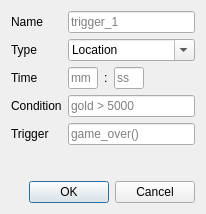
Before: the Qt Designer form MapEditor/dialogs/dgaddtrigger.ui in projectdelphai/ECS160_MapEditor, drawn with Qt 5.
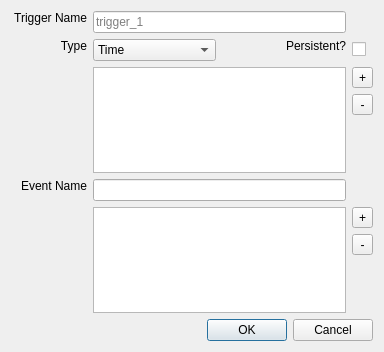
After: the same form once the commit is applied.

Patch:
```diff
--- a/MapEditor/dialogs/dgaddtrigger.ui
+++ b/MapEditor/dialogs/dgaddtrigger.ui
@@ -6,8 +6,8 @@
    <rect>
     <x>0</x>
     <y>0</y>
-    <width>206</width>
-    <height>214</height>
+    <width>384</width>
+    <height>352</height>
    </rect>
   </property>
   <property name="windowTitle">
@@ -15,15 +15,149 @@
   </property>
   <layout class="QVBoxLayout" name="verticalLayout">
    <item>
-    <layout class="QFormLayout" name="formLayout">
+    <layout class="QGridLayout" name="gridLayout">
+     <item row="1" column="0">
+      <widget class="QLabel" name="label_2">
+       <property name="text">
+        <string>Type</string>
+       </property>
+       <property name="alignment">
+        <set>Qt::AlignRight|Qt::AlignTop|Qt::AlignTrailing</set>
+       </property>
+      </widget>
+     </item>
+     <item row="1" column="2">
+      <widget class="QLabel" name="label">
+       <property name="text">
+        <string>Persistent?</string>
+       </property>
+       <property name="alignment">
+        <set>Qt::AlignRight|Qt::AlignTop|Qt::AlignTrailing</set>
+       </property>
+      </widget>
+     </item>
+     <item row="1" column="1">
+      <widget class="QComboBox" name="select_type">
+       <item>
+        <property name="text">
+         <string>Time</string>
+        </property>
+       </item>
+       <item>
+        <property name="text">
+         <string>Resource</string>
+        </property>
+       </item>
+       <item>
+        <property name="text">
+         <string>Location</string>
+        </property>
+       </item>
+       <item>
+        <property name="text">
+         <string>Asset Obtained</string>
+        </property>
+       </item>
+       <item>
+        <property name="text">
+         <string>Asset Lost</string>
+        </property>
+       </item>
+      </widget>
+     </item>
      <item row="0" column="0">
       <widget class="QLabel" name="label_name">
        <property name="text">
-        <string>Name</string>
+        <string> Trigger Name</string>
        </property>
+       <property name="alignment">
+        <set>Qt::AlignRight|Qt::AlignTop|Qt::AlignTrailing</set>
+       </property>
       </widget>
      </item>
-     <item row="0" column="1">
+     <item row="6" column="0">
+      <widget class="QLabel" name="label_event">
+       <property name="text">
+        <string>Event Name</string>
+       </property>
+       <property name="alignment">
+        <set>Qt::AlignRight|Qt::AlignTop|Qt::AlignTrailing</set>
+       </property>
+      </widget>
+     </item>
+     <item row="1" column="3">
+      <widget class="QCheckBox" name="check_persistence">
+       <property name="text">
+        <string/>
+       </property>
+      </widget>
+     </item>
+     <item row="3" column="3">
+      <widget class="QToolButton" name="tool_addTrigArg">
+       <property name="maximumSize">
+        <size>
+         <width>32</width>
+         <height>32</height>
+        </size>
+       </property>
+       <property name="text">
+        <string>+</string>
+       </property>
+      </widget>
+     </item>
+     <item row="4" column="3">
+      <widget class="QToolButton" name="tool_remTrigArg">
+       <property name="maximumSize">
+        <size>
+         <width>32</width>
+         <height>32</height>
+        </size>
+       </property>
+       <property name="text">
+        <string>-</string>
+       </property>
+      </widget>
+     </item>
+     <item row="8" column="3">
+      <widget class="QToolButton" name="tool_remEventArg">
+       <property name="maximumSize">
+        <size>
+         <width>32</width>
+         <height>32</height>
+        </size>
+       </property>
+       <property name="text">
+        <string>-</string>
+       </property>
+      </widget>
+     </item>
+     <item row="7" column="3">
+      <widget class="QToolButton" name="tool_addEventArg">
+       <property name="maximumSize">
+        <size>
+         <width>32</width>
+         <height>32</height>
+        </size>
+       </property>
+       <property name="text">
+        <string>+</string>
+       </property>
+      </widget>
+     </item>
+     <item row="7" column="1" rowspan="3" colspan="2">
+      <widget class="QListView" name="list_eventArgs"/>
+     </item>
+     <item row="6" column="1" colspan="2">
+      <widget class="QLineEdit" name="txt_event">
+       <property name="placeholderText">
+        <string/>
+       </property>
+      </widget>
+     </item>
+     <item row="3" column="1" rowspan="3" colspan="2">
+      <widget class="QListView" name="list_trigArgs"/>
+     </item>
+     <item row="0" column="1" colspan="2">
       <widget class="QLineEdit" name="txt_name">
        <property name="accessibleName">
         <string>name</string>
@@ -36,151 +170,6 @@
        </property>
       </widget>
      </item>
-     <item row="2" column="0">
-      <widget class="QLabel" name="label_time">
-       <property name="text">
-        <string>Time</string>
-       </property>
-      </widget>
-     </item>
-     <item row="2" column="1">
-      <layout class="QHBoxLayout" name="horizontalLayout">
-       <property name="sizeConstraint">
-        <enum>QLayout::SetMaximumSize</enum>
-       </property>
-       <item>
-        <widget class="QLineEdit" name="txt_min">
-         <property name="sizePolicy">
-          <sizepolicy hsizetype="Fixed" vsizetype="Fixed">
-           <horstretch>0</horstretch>
-           <verstretch>0</verstretch>
-          </sizepolicy>
-         </property>
-         <property name="maximumSize">
-          <size>
-           <width>30</width>
-           <height>30</height>
-          </size>
-         </property>
-         <property name="maxLength">
-          <number>3</number>
-         </property>
-         <property name="placeholderText">
-          <string>mm</string>
-         </property>
-        </widget>
-       </item>
-       <item>
-        <widget class="QLabel" name="label">
-         <property name="sizePolicy">
-          <sizepolicy hsizetype="Minimum" vsizetype="Preferred">
-           <horstretch>0</horstretch>
-           <verstretch>0</verstretch>
-          </sizepolicy>
-         </property>
-         <property name="maximumSize">
-          <size>
-           <width>10</width>
-           <height>16777215</height>
-          </size>
-         </property>
-         <property name="text">
-          <string>:</string>
-         </property>
-        </widget>
-       </item>
-       <item>
-        <widget class="QLineEdit" name="txt_sec">
-         <property name="sizePolicy">
-          <sizepolicy hsizetype="Fixed" vsizetype="Fixed">
-           <horstretch>0</horstretch>
-           <verstretch>0</verstretch>
-          </sizepolicy>
-         </property>
-         <property name="maximumSize">
-          <size>
-           <width>30</width>
-           <height>16777215</height>
-          </size>
-         </property>
-         <property name="maxLength">
-          <number>2</number>
-         </property>
-         <property name="placeholderText">
-          <string>ss</string>
-         </property>
-        </widget>
-       </item>
-       <item>
-        <spacer name="horizontalSpacer">
-         <property name="orientation">
-          <enum>Qt::Horizontal</enum>
-         </property>
-         <property name="sizeHint" stdset="0">
-          <size>
-           <width>40</width>
-           <height>20</height>
-          </size>
-         </property>
-        </spacer>
-       </item>
-      </layout>
-     </item>
-     <item row="3" column="0">
-      <widget class="QLabel" name="label_condition">
-       <property name="text">
-        <string>Condition</string>
-       </property>
-      </widget>
-     </item>
-     <item row="3" column="1">
-      <widget class="QLineEdit" name="txt_condition">
-       <property name="inputMask">
-        <string/>
-       </property>
-       <property name="placeholderText">
-        <string>gold &gt; 5000</string>
-       </property>
-      </widget>
-     </item>
-     <item row="4" column="0">
-      <widget class="QLabel" name="label_trigger">
-       <property name="text">
-        <string>Trigger</string>
-       </property>
-      </widget>
-     </item>
-     <item row="4" column="1">
-      <widget class="QLineEdit" name="txt_trigger">
-       <property name="placeholderText">
-        <string>game_over()</string>
-       </property>
-      </widget>
-     </item>
-     <item row="1" column="0">
-      <widget class="QLabel" name="label_type">
-       <property name="text">
-        <string>Type</string>
-       </property>
-      </widget>
-     </item>
-     <item row="1" column="1">
-      <widget class="QComboBox" name="txt_type">
-       <property name="editable">
-        <bool>true</bool>
-       </property>
-       <item>
-        <property name="text">
-         <string>Location</string>
-        </property>
-       </item>
-       <item>
-        <property name="text">
-         <string>Time</string>
-        </property>
-       </item>
-      </widget>
-     </item>
     </layout>
    </item>
    <item>
```
